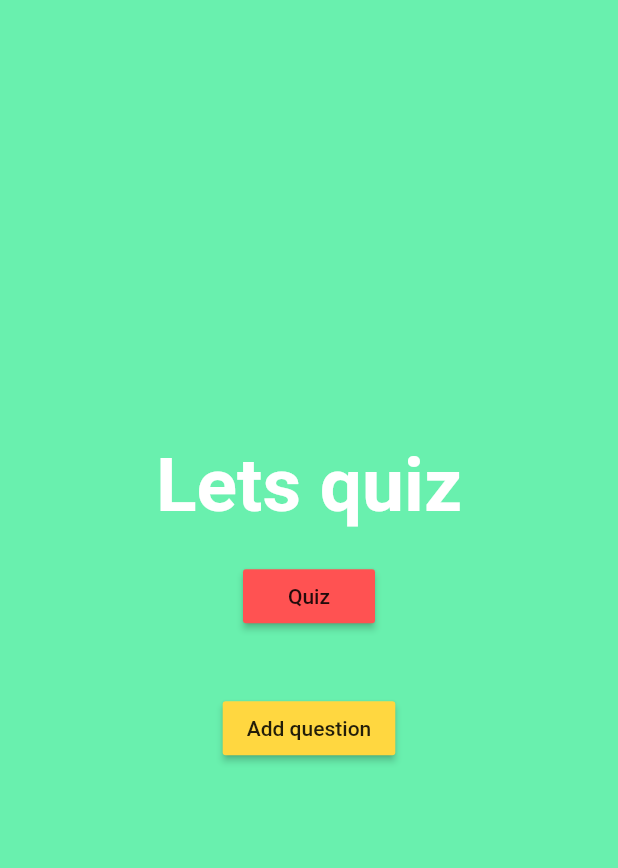
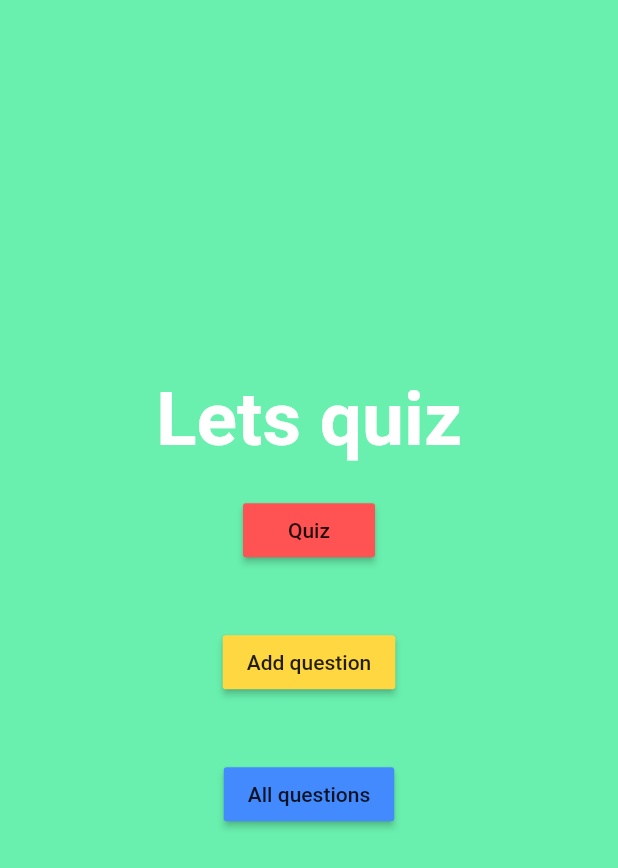
Before and after one commit to Oblfakir/flutter_quiz, a Flutter app: the screen it shows after launch, on a phone screen of 412 x 824 dp. Shown: the top 868 px of the screen. Run offline on Flutter 3.47's test engine with Material 2 defaults, Android fonts, the phone set to English and light mode, and no system bars; our stand-ins replace sqflite; accounts and stored records are empty.

Commit message:
added questions list

```diff
--- a/lib/pages/create_question_page.dart
+++ b/lib/pages/create_question_page.dart
@@ -38,7 +38,7 @@ class CreateQuestionState extends State<CreateQuestionPage> {
 
   void onSubmit() async {
     DbAccess dbAccess = new DbAccess();
-    await dbAccess.addQuestion(new Question(questionText, answer));
+    await dbAccess.addQuestion(new Question(-1, questionText, answer));
     returnToLanding();
   }
 
--- a/lib/pages/landing_page.dart
+++ b/lib/pages/landing_page.dart
@@ -1,6 +1,7 @@
 import 'package:flutter/material.dart';
 import './quiz_page.dart';
 import './create_question_page.dart';
+import './questions_list_page.dart';
 
 class LandingPage extends StatelessWidget {
   @override
@@ -26,6 +27,14 @@ class LandingPage extends StatelessWidget {
                 onPressed: () => Navigator.of(context).push(new MaterialPageRoute(builder: (BuildContext context) => new CreateQuestionPage())),
                 child: new Text('Add question'),
               ),
+            ),
+            new Padding(
+              padding: new EdgeInsets.all(20.0),
+              child: new RaisedButton(
+                color: Colors.blueAccent,
+                onPressed: () => Navigator.of(context).push(new MaterialPageRoute(builder: (BuildContext context) => new QuestionsListPage())),
+                child: new Text('All questions'),
+              ),
             )
           ],
         )
--- a/lib/utils/db_access.dart
+++ b/lib/utils/db_access.dart
@@ -28,9 +28,16 @@ class DbAccess {
     List<Map> data = await database.rawQuery('SELECT * FROM Questions');
     List<Question> questions = new List<Question>();
     data.forEach((item) {
-      questions.add(new Question(item['question'], item['answer'] == 1 ? true : false));
+      questions.add(new Question(item['id'], item['question'], item['answer'] == 1 ? true : false));
     });
     return questions;
+  }
+
+  Future<void> deleteQuestion(Question question) async {
+    String path = await _getDbPath();
+
+    Database database = await openDatabase(path, version: 1);
+    await database.rawDelete('DELETE FROM Questions WHERE id = ?', [question.id]);
   }
 
   Future<void> addQuestion(Question question) async {
--- a/lib/utils/question.dart
+++ b/lib/utils/question.dart
@@ -1,6 +1,7 @@
 class Question {
+  final int id;
   final String question;
   final bool answer;
 
-  Question(this.question, this.answer);
+  Question(this.id, this.question, this.answer);
 }
```
Also changed, not shown: lib/main.dart (+7 -5 lines), lib/pages/questions_list_page.dart (added, +68 -0 lines).
